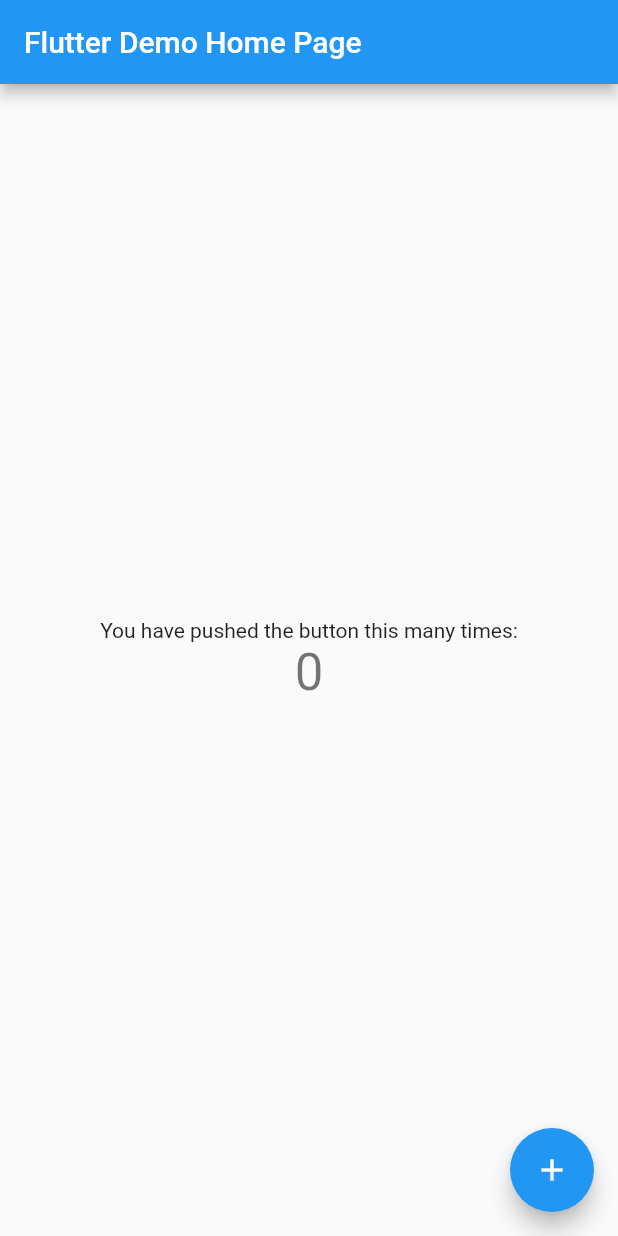
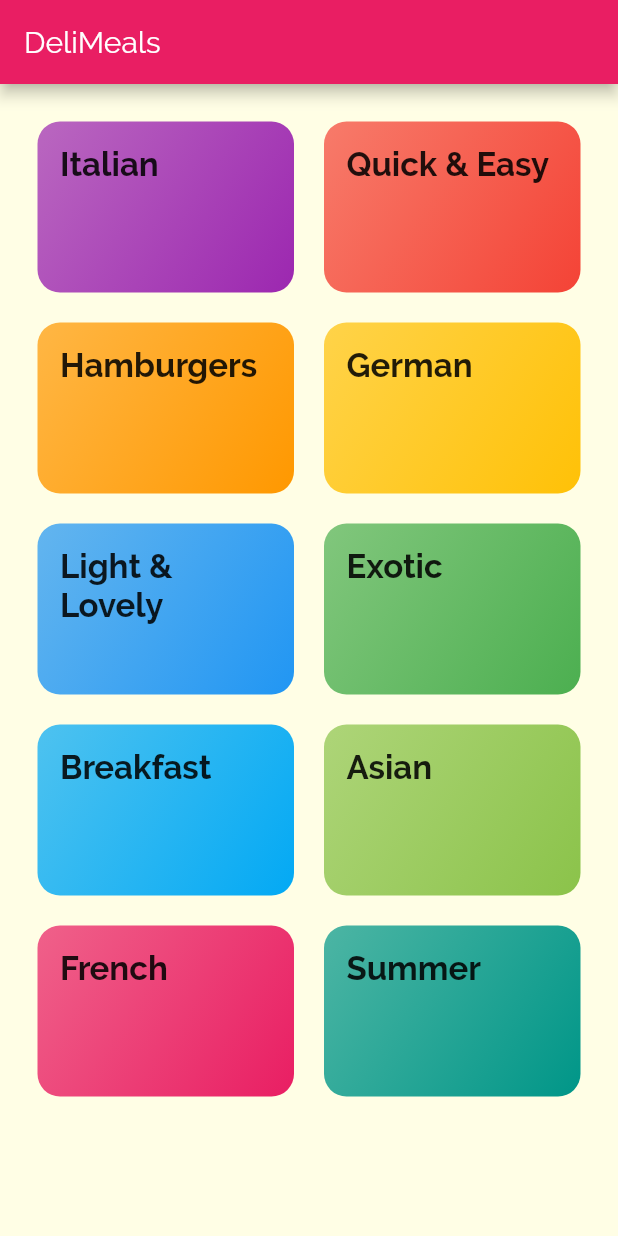
Before and after one commit to Rajasimhared/flutter_meals, a Flutter app: the screen it shows after launch, on a phone screen of 412 x 824 dp. Run offline on Flutter 3.47's test engine with Material 2 defaults, Android fonts, the phone set to English and light mode, and no system bars.

Commit message:
homepage with navigation setup

```diff
--- /dev/null
+++ b/lib/categories_screen.dart
@@ -0,0 +1,31 @@
+import 'package:flutter/material.dart';
+import './dummy_data.dart';
+import './category_item.dart';
+
+class CategoriesScreen extends StatelessWidget {
+  @override
+  Widget build(BuildContext context) {
+    return Scaffold(
+      appBar: AppBar(
+        title: const Text('DeliMeals'),
+      ),
+      body: GridView(
+        padding: const EdgeInsets.all(25),
+        gridDelegate: SliverGridDelegateWithMaxCrossAxisExtent(
+            maxCrossAxisExtent: 200,
+            mainAxisSpacing: 20,
+            childAspectRatio: 3 / 2,
+            crossAxisSpacing: 20),
+        children: DUMMY_CATEGORIES
+            .map(
+              (category) => CategoryItem(
+                category.id,
+                category.title,
+                category.color,
+              ),
+            )
+            .toList(),
+      ),
+    );
+  }
+}
--- /dev/null
+++ b/lib/category_item.dart
@@ -0,0 +1,47 @@
+import 'package:flutter/material.dart';
+import 'package:flutter_meals/category_meals_screen.dart';
+
+class CategoryItem extends StatelessWidget {
+  final String id;
+  final String title;
+  final Color color;
+
+  CategoryItem(this.id, this.title, this.color);
+
+  void selectCategory(BuildContext ctx) {
+    Navigator.of(ctx).pushNamed(
+      CategoryMealsScreen.routeName,
+      arguments: {
+        'id': id,
+        'title': title,
+      },
+    );
+  }
+
+  @override
+  Widget build(BuildContext context) {
+    return InkWell(
+      onTap: () => selectCategory(context),
+      splashColor: Theme.of(context).primaryColor,
+      borderRadius: BorderRadius.circular(15),
+      child: Container(
+        padding: const EdgeInsets.all(15),
+        child: Text(
+          title,
+          style: Theme.of(context).textTheme.headline6,
+        ),
+        decoration: BoxDecoration(
+          gradient: LinearGradient(
+            colors: [
+              color.withOpacity(0.7),
+              color,
+            ],
+            begin: Alignment.topLeft,
+            end: Alignment.bottomRight,
+          ),
+          borderRadius: BorderRadius.circular(15),
+        ),
+      ),
+    );
+  }
+}
--- a/lib/main.dart
+++ b/lib/main.dart
@@ -1,117 +1,41 @@
 import 'package:flutter/material.dart';
+import 'package:flutter_meals/category_meals_screen.dart';
+
+import './categories_screen.dart';
 
 void main() {
   runApp(MyApp());
 }
 
 class MyApp extends StatelessWidget {
-  // This widget is the root of your application.
   @override
   Widget build(BuildContext context) {
     return MaterialApp(
-      title: 'Flutter Demo',
+      title: "DeliMeals",
       theme: ThemeData(
-        // This is the theme of your application.
-        //
-        // Try running your application with "flutter run". You'll see the
-        // application has a blue toolbar. Then, without quitting the app, try
-        // changing the primarySwatch below to Colors.green and then invoke
-        // "hot reload" (press "r" in the console where you ran "flutter run",
-        // or simply save your changes to "hot reload" in a Flutter IDE).
-        // Notice that the counter didn't reset back to zero; the application
-        // is not restarted.
-        primarySwatch: Colors.blue,
-        // This makes the visual density adapt to the platform that you run
-        // the app on. For desktop platforms, the controls will be smaller and
-        // closer together (more dense) than on mobile platforms.
-        visualDensity: VisualDensity.adaptivePlatformDensity,
+        primaryColor: Colors.pink,
+        accentColor: Colors.amber,
+        canvasColor: Color.fromRGBO(255, 254, 229, 1),
+        fontFamily: 'Raleway',
+        textTheme: ThemeData.light().textTheme.copyWith(
+              bodyText1: TextStyle(
+                color: Color.fromRGBO(20, 51, 51, 1),
+              ),
+              bodyText2: TextStyle(
+                color: Color.fromRGBO(20, 51, 51, 1),
+              ),
+              headline6: TextStyle(
+                fontSize: 22,
+                fontWeight: FontWeight.bold,
+                // fontFamily: 'Raleway',
+              ),
+            ),
       ),
-      home: MyHomePage(title: 'Flutter Demo Home Page'),
+      initialRoute: '/',
+      routes: {
+        '/': (ctx) => CategoriesScreen(),
+        CategoryMealsScreen.routeName: (ctx) => CategoryMealsScreen()
+      },
     );
   }
 }
-
-class MyHomePage extends StatefulWidget {
-  MyHomePage({Key key, this.title}) : super(key: key);
-
-  // This widget is the home page of your application. It is stateful, meaning
-  // that it has a State object (defined below) that contains fields that affect
-  // how it looks.
-
-  // This class is the configuration for the state. It holds the values (in this
-  // case the title) provided by the parent (in this case the App widget) and
-  // used by the build method of the State. Fields in a Widget subclass are
-  // always marked "final".
-
-  final String title;
-
-  @override
-  _MyHomePageState createState() => _MyHomePageState();
-}
-
-class _MyHomePageState extends State<MyHomePage> {
-  int _counter = 0;
-
-  void _incrementCounter() {
-    setState(() {
-      // This call to setState tells the Flutter framework that something has
-      // changed in this State, which causes it to rerun the build method below
-      // so that the display can reflect the updated values. If we changed
-      // _counter without calling setState(), then the build method would not be
-      // called again, and so nothing would appear to happen.
-      _counter++;
-    });
-  }
-
-  @override
-  Widget build(BuildContext context) {
-    // This method is rerun every time setState is called, for instance as done
-    // by the _incrementCounter method above.
-    //
-    // The Flutter framework has been optimized to make rerunning build methods
-    // fast, so that you can just rebuild anything that needs updating rather
-    // than having to individually change instances of widgets.
-    return Scaffold(
-      appBar: AppBar(
-        // Here we take the value from the MyHomePage object that was created by
-        // the App.build method, and use it to set our appbar title.
-        title: Text(widget.title),
-      ),
-      body: Center(
-        // Center is a layout widget. It takes a single child and positions it
-        // in the middle of the parent.
-        child: Column(
-          // Column is also a layout widget. It takes a list of children and
-          // arranges them vertically. By default, it sizes itself to fit its
-          // children horizontally, and tries to be as tall as its parent.
-          //
-          // Invoke "debug painting" (press "p" in the console, choose the
-          // "Toggle Debug Paint" action from the Flutter Inspector in Android
-          // Studio, or the "Toggle Debug Paint" command in Visual Studio Code)
-          // to see the wireframe for each widget.
-          //
-          // Column has various properties to control how it sizes itself and
-          // how it positions its children. Here we use mainAxisAlignment to
-          // center the children vertically; the main axis here is the vertical
-          // axis because Columns are vertical (the cross axis would be
-          // horizontal).
-          mainAxisAlignment: MainAxisAlignment.center,
-          children: <Widget>[
-            Text(
-              'You have pushed the button this many times:',
-            ),
-            Text(
-              '$_counter',
-              style: Theme.of(context).textTheme.headline4,
-            ),
-          ],
-        ),
-      ),
-      floatingActionButton: FloatingActionButton(
-        onPressed: _incrementCounter,
-        tooltip: 'Increment',
-        child: Icon(Icons.add),
-      ), // This trailing comma makes auto-formatting nicer for build methods.
-    );
-  }
-}
```
Also changed, not shown: lib/category_meals_screen.dart (added, +35 -0 lines), lib/dummy_data.dart (added, +408 -0 lines), lib/models/category.dart (added, +14 -0 lines), lib/models/meal.dart (added, +46 -0 lines), pubspec.yaml (+19 -9 lines), assets/fonts/Raleway-Black.ttf (added), assets/fonts/Raleway-Bold.ttf (added), assets/fonts/Raleway-Regular.ttf (added), assets/fonts/RobotoCondensed-Bold.ttf (added), assets/fonts/RobotoCondensed-Italic.ttf (added), assets/fonts/RobotoCondensed-Light.ttf (added), assets/fonts/RobotoCondensed-Regular.ttf (added), 3 other files.
